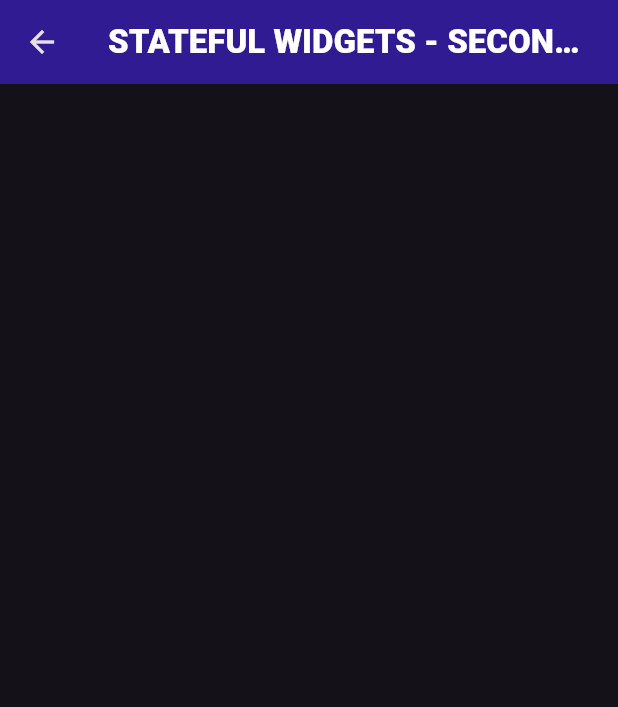
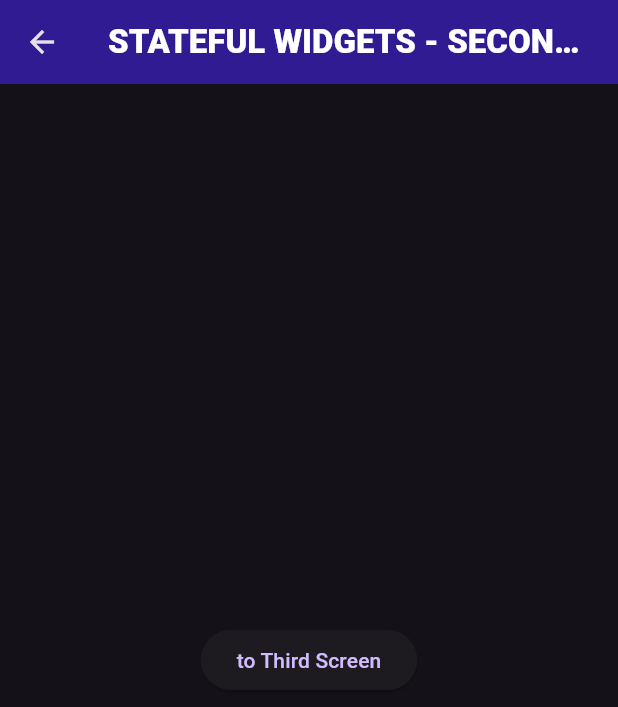
Before and after one commit to p0tatoes/flutter_stateful_widget, a Flutter app: the SecondScreen screen opened by its route, on a phone screen of 412 x 824 dp. Shown: the top 707 px of the screen. Run offline on Flutter 3.47's test engine with Material 3 defaults, Android fonts, the phone set to English and light mode, and no system bars.

Commit message:
feat: added third screen
- added route to third screen
- third screen directly goes back to the home screen instead of going back to the second screen when it is popped

```diff
--- a/lib/main.dart
+++ b/lib/main.dart
@@ -1,5 +1,6 @@
 import 'package:flutter/material.dart';
 import 'package:stateful_widgets/screens/secondScreen.dart';
+import 'package:stateful_widgets/screens/thirdSceen.dart';
 
 void main() {
   runApp(const MyApp());
@@ -17,6 +18,7 @@ class MyApp extends StatelessWidget {
       routes: {
         "/": (context) => const HomeScreen(),
         '/second': (context) => const SecondScreen(),
+        '/third': (context) => const ThirdScreen(),
       },
     );
   }
--- a/lib/screens/secondScreen.dart
+++ b/lib/screens/secondScreen.dart
@@ -14,6 +14,15 @@ class SecondScreen extends StatelessWidget {
         ),
         backgroundColor: Colors.deepPurple[900],
       ),
+      body: Center(
+        child: ElevatedButton(
+          onPressed: () {
+            Navigator.pushNamedAndRemoveUntil(
+                context, "/third", ModalRoute.withName("/"));
+          },
+          child: Text("to Third Screen"),
+        ),
+      ),
     );
   }
 }
```
Also changed, not shown: lib/screens/thirdSceen.dart (added, +19 -0 lines).
